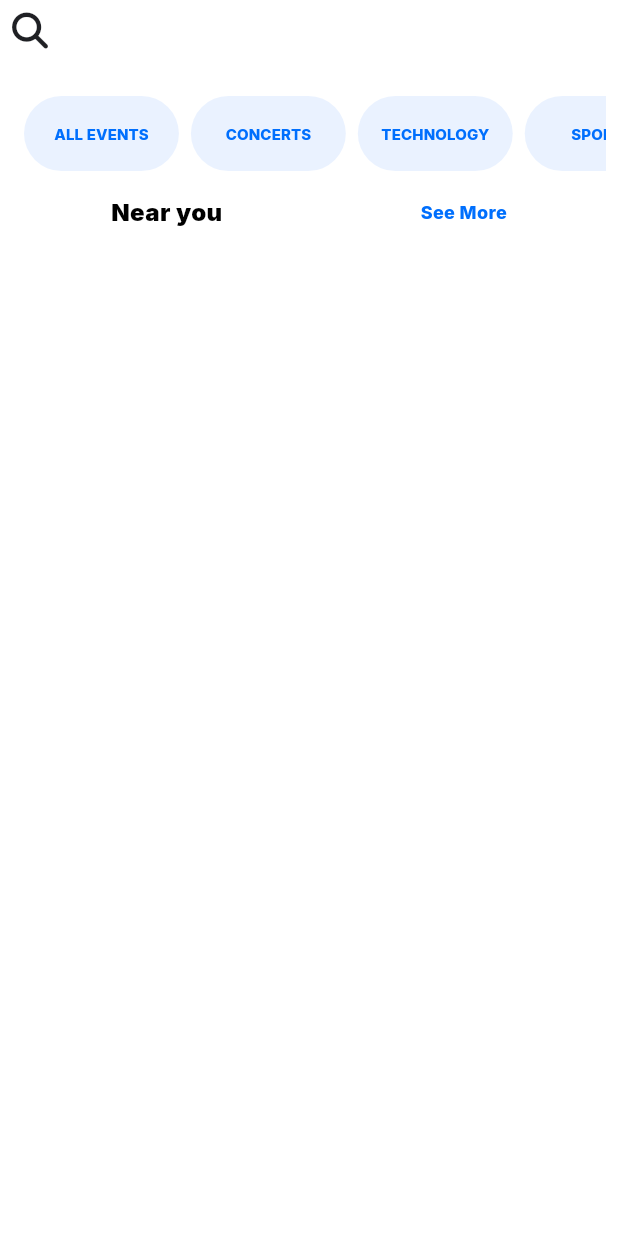
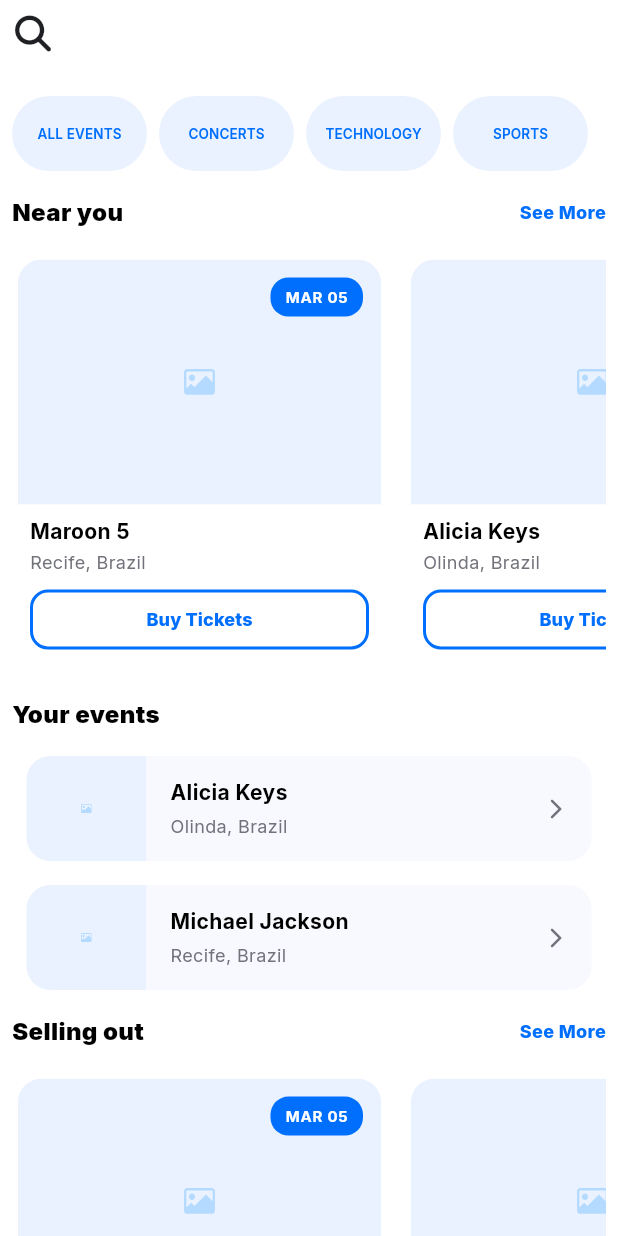
Before and after one commit to debasmitaas/Assignment, a Flutter app: the EventsPage screen opened directly, on a phone screen of 412 x 824 dp. Run offline on Flutter 3.47's test engine with Material 3 defaults, Android fonts, the phone set to English and light mode, and no system bars; our stand-ins replace flutter_svg, font_awesome_flutter, get_it, percent_indicator.

Commit message:
Implemented Events Page

```diff
--- /dev/null
+++ b/lib/common/widgets/blue_outlined_button.dart
@@ -0,0 +1,45 @@
+import 'package:assignment/config/theme/app_color.dart';
+import 'package:assignment/config/theme/app_text.dart';
+import 'package:assignment/core/extensions/extension_methods.dart';
+import 'package:flutter/material.dart';
+
+class BlueOutlinedButton extends StatelessWidget {
+  final VoidCallback? onPressed;
+  final String title;
+  final double width;
+  final double height;
+
+  const BlueOutlinedButton({
+    super.key,
+    this.onPressed,
+    required this.title,
+    required this.width,
+    required this.height,
+  });
+
+  @override
+  Widget build(BuildContext context) {
+    return OutlinedButton(
+      onPressed: onPressed,
+      style: OutlinedButton.styleFrom(
+        fixedSize: Size(
+          context.getResponsiveWidth(width),
+          context.getResponsiveHeight(height),
+        ),
+        backgroundColor: Colors.transparent,
+        foregroundColor: AppColor.darkBlue,
+        shape: RoundedRectangleBorder(
+          borderRadius: BorderRadius.circular(12),
+        ),
+        side: const BorderSide(
+          color: AppColor.darkBlue,
+          width: 2,
+        ),
+      ),
+      child: Text(
+        title,
+        style: AppTextStyle.blueText,
+      ),
+    );
+  }
+}
--- a/lib/config/theme/app_text.dart
+++ b/lib/config/theme/app_text.dart
@@ -71,6 +71,24 @@ class AppTextStyle {
     color: AppColor.darkBlue,
   );
 
+  static TextStyle get pillbuttonblueText => TextStyle(
+    fontSize: 9,
+    fontFamily: _fontFamily,
+    fontVariations: const [
+      FontVariation('wght', 600),
+    ],
+    color: AppColor.darkBlue,
+  );
+
+  static TextStyle get pillbuttonwhiteText => TextStyle(
+    fontSize: 9,
+    fontFamily: _fontFamily,
+    fontVariations: const [
+      FontVariation('wght', 600),
+    ],
+    color: AppColor.backgroundColor,
+  );
+
   // 6. White Text Variant
   static TextStyle get whiteText => TextStyle(
     fontSize: 12,
--- a/lib/features/allevents/presentation/pages/events_page.dart
+++ b/lib/features/allevents/presentation/pages/events_page.dart
@@ -1,6 +1,8 @@
 import 'package:assignment/config/theme/app_color.dart';
 import 'package:assignment/config/theme/app_text.dart';
+import 'package:assignment/features/allevents/presentation/widgets/events_card.dart';
 import 'package:assignment/features/allevents/presentation/widgets/pill_button.dart';
+import 'package:assignment/features/allevents/presentation/widgets/ticket_card.dart';
 import 'package:flutter/material.dart';
 import 'package:font_awesome_flutter/font_awesome_flutter.dart';
 
@@ -9,26 +11,30 @@ class EventsPage extends StatelessWidget {
 
   @override
   Widget build(BuildContext context) {
-    return Padding(
-      padding: const EdgeInsets.all(8.0),
-      child: SafeArea(
+    return SafeArea(
       child: Scaffold(
         appBar: AppBar(
           backgroundColor: Colors.transparent,
           automaticallyImplyLeading: false,
-            leading: const FaIcon(
+          leading: const Padding(
+            padding: EdgeInsets.all(10.0),
+            child: FaIcon(
               FontAwesomeIcons.magnifyingGlass,
               color: AppColor.textColor,
             ),
           ),
-          body: Column(
+          elevation: 0,
+        ),
+        body: SingleChildScrollView(
+          child: Padding(
+            padding: const EdgeInsets.all(8.0),
+            child: Column(
               children: [
-              // MUST wrap ListView in SizedBox with fixed height
+                // Pills ListView
                 SizedBox(
-                height: 50, // Fixed height for horizontal ListView
+                  height: 50,
                   child: ListView(
                     scrollDirection: Axis.horizontal,
-                  padding: const EdgeInsets.symmetric(horizontal: 8),
                     children: [
                       PillButton(text: 'ALL EVENTS', onPressed: () {}),
                       const SizedBox(width: 8),
@@ -41,14 +47,93 @@ class EventsPage extends StatelessWidget {
                   ),
                 ),
                 const SizedBox(height: 16),
+
+                // Near you header
                 Row(
-                mainAxisAlignment: MainAxisAlignment.spaceAround,
+                  mainAxisAlignment: MainAxisAlignment.spaceBetween,
                   children: [
                     Text('Near you', style: AppTextStyle.boldHeading2),
                     Text('See More', style: AppTextStyle.blueText),
                   ],
                 ),
+                const SizedBox(height: 16),
+
+                // Ticket cards ListView
+                SizedBox(
+                  height: 280,
+                  child: ListView(
+                    scrollDirection: Axis.horizontal,
+                    children: [
+                      TicketCard(
+                        width: 250,
+                        height: 245,
+                        date: 'MAR 05',
+                        title: 'Maroon 5',
+                        subtitle: 'Recife, Brazil',
+                      ),
+                      const SizedBox(width: 12),
+                      TicketCard(
+                        width: 250,
+                        height: 245,
+                        date: 'APR 12',
+                        title: 'Alicia Keys',
+                        subtitle: 'Olinda, Brazil',
+                      ),
                     ],
+                  ),
+                ),
+                const SizedBox(height: 16),
+
+                // Your events header
+                Align(
+                  alignment: Alignment.centerLeft,
+                  child: Text('Your events', style: AppTextStyle.boldHeading2),
+                ),
+                const SizedBox(height: 16),
+
+                EventsCard(title: 'Alicia Keys', subtitle: 'Olinda, Brazil'),
+                const SizedBox(height: 16),
+
+                EventsCard(title: 'Michael Jackson', subtitle: 'Recife, Brazil'),
+
+                const SizedBox(height: 16),
+
+                // Selling out header
+                Row(
+                  mainAxisAlignment: MainAxisAlignment.spaceBetween,
+                  children: [
+                    Text('Selling out', style: AppTextStyle.boldHeading2),
+                    Text('See More', style: AppTextStyle.blueText),
+                  ],
+                ),
+                                const SizedBox(height: 16),
+
+                SizedBox(
+                  height: 280,
+                  child: ListView(
+                    scrollDirection: Axis.horizontal,
+                    children: [
+                      TicketCard(
+                        width: 250,
+                        height: 245,
+                        date: 'MAR 05',
+                        title: 'Maroon 5',
+                        subtitle: 'Recife, Brazil',
+                      ),
+                      const SizedBox(width: 12),
+                      TicketCard(
+                        width: 250,
+                        height: 245,
+                        date: 'APR 12',
+                        title: 'Alicia Keys',
+                        subtitle: 'Olinda, Brazil',
+                      ),
+                    ],
+                  ),
+                ),
+
+              ],
+            ),
           ),
         ),
       ),
--- a/lib/features/allevents/presentation/widgets/events_card.dart
+++ b/lib/features/allevents/presentation/widgets/events_card.dart
@@ -1,22 +1,88 @@
 import 'package:assignment/config/assets/app_vectors.dart';
+import 'package:assignment/config/theme/app_color.dart';
+import 'package:assignment/config/theme/app_text.dart';
 import 'package:assignment/core/extensions/extension_methods.dart';
 import 'package:flutter/material.dart';
 import 'package:flutter_svg/flutter_svg.dart';
 
-class MyWidget extends StatelessWidget {
-  const MyWidget({super.key});
+class EventsCard extends StatelessWidget {
+  final String title;
+  final String subtitle;
+  final VoidCallback? onTap;
+
+  const EventsCard({
+    super.key,
+    required this.title,
+    required this.subtitle,
+    this.onTap,
+  });
 
   @override
   Widget build(BuildContext context) {
-    return Container(
-      height: context.getResponsiveHeight(245),
-      width: context.getResponsiveWidth(250),
-      decoration: BoxDecoration(borderRadius: BorderRadius.circular(16)),
-      child: Column(
-        children: [
-          SvgPicture.asset(AppVectors.placeHolderImage),
-          // Expanded(child: )
-        ],
+    return GestureDetector(
+      onTap: onTap,
+      child: Container(
+        height: context.getResponsiveHeight(69),
+        width: context.getResponsiveWidth(343),
+        decoration: BoxDecoration(
+          color: AppColor.blueGrey,
+          borderRadius: BorderRadius.circular(16),
+        ),
+        clipBehavior: Clip.antiAlias,
+        child: Row(
+          children: [
+            // Fixed width 80, full height
+            ClipRRect(
+              borderRadius: const BorderRadius.only(
+                topLeft: Radius.circular(16),
+                bottomLeft: Radius.circular(16),
+              ),
+              child: Container(
+                width: 80, // Fixed width
+                height: double.infinity, // Full card height
+                color: AppColor.lightBlue.withValues(alpha: .3),
+                child: SvgPicture.asset(
+                  AppVectors.placeHolderImage,
+                  fit: BoxFit.cover, // Changed to cover to fill the space
+                ),
+              ),
+            ),
+
+            Expanded(
+              child: Padding(
+                padding: const EdgeInsets.symmetric(horizontal: 16.0),
+                child: Column(
+                  mainAxisAlignment: MainAxisAlignment.center,
+                  crossAxisAlignment: CrossAxisAlignment.start,
+                  children: [
+                    Text(
+                      title,
+                      style: AppTextStyle.boldHeading3,
+                      maxLines: 1,
+                      overflow: TextOverflow.ellipsis,
+                    ),
+                    const SizedBox(height: 4),
+                    Text(
+                      subtitle,
+                      style: AppTextStyle.subtitle,
+                      maxLines: 1,
+                      overflow: TextOverflow.ellipsis,
+                    ),
+                  ],
+                ),
+              ),
+            ),
+
+            Padding(
+              padding: const EdgeInsets.only(right: 16.0),
+              child: Icon(
+                Icons.arrow_forward_ios_rounded,
+                size: 16,
+                color: AppColor.grey,
+              ),
+            ),
+          ],
+        ),
       ),
     );
   }
--- a/lib/features/allevents/presentation/widgets/pill_button.dart
+++ b/lib/features/allevents/presentation/widgets/pill_button.dart
@@ -1,6 +1,5 @@
 import 'package:assignment/config/theme/app_color.dart';
 import 'package:assignment/config/theme/app_text.dart';
-import 'package:assignment/core/extensions/extension_methods.dart';
 import 'package:flutter/material.dart';
 
 class PillButton extends StatefulWidget {
@@ -27,8 +26,8 @@ class _PillButtonState extends State<PillButton> {
   @override
   Widget build(BuildContext context) {
     return SizedBox(
-      width: widget.width ?? context.getResponsiveWidth(94),
-      height: widget.height ?? context.getResponsiveHeight(14),
+      width: widget.width ?? 90,
+      height: widget.height ?? 24,
       child: ElevatedButton(
         onPressed: () {
           setState(() {
@@ -39,16 +38,18 @@ class _PillButtonState extends State<PillButton> {
         style: ElevatedButton.styleFrom(
           backgroundColor: isSelected ? AppColor.darkBlue : AppColor.lightBlue,
           foregroundColor: isSelected ? Colors.white : AppColor.darkBlue,
-          shape: const StadiumBorder(), // This creates perfect pill shape
+          shape: const StadiumBorder(),
           elevation: 0,
-          padding: EdgeInsets.zero,
+          padding: const EdgeInsets.symmetric(horizontal: 12, vertical: 0),
+          minimumSize: Size.zero,
+          tapTargetSize: MaterialTapTargetSize.shrinkWrap,
           splashFactory: NoSplash.splashFactory,
         ),
         child: Text(
           widget.text,
-          style: AppTextStyle.blueText2.copyWith(
-            color: isSelected ? Colors.white : AppColor.darkBlue,
-          ),
+          style: isSelected
+              ? AppTextStyle.pillbuttonwhiteText
+              : AppTextStyle.pillbuttonblueText,
         ),
       ),
     );
--- /dev/null
+++ b/lib/features/allevents/presentation/widgets/ticket_card.dart
@@ -0,0 +1,114 @@
+import 'package:assignment/common/widgets/blue_outlined_button.dart';
+import 'package:assignment/config/assets/app_vectors.dart';
+import 'package:assignment/config/theme/app_color.dart';
+import 'package:assignment/config/theme/app_text.dart';
+import 'package:flutter/material.dart';
+import 'package:flutter_svg/svg.dart';
+
+class TicketCard extends StatelessWidget {
+  final double width;
+  final double height;
+  final String date;
+  final String title;
+  final String subtitle;
+
+  const TicketCard({
+    super.key,
+    required this.width,
+    required this.height,
+    required this.date,
+    required this.title,
+    required this.subtitle,
+  });
+
+  @override
+  Widget build(BuildContext context) {
+    return SizedBox(
+      width: width,
+      height: height,
+      child: Card(
+        clipBehavior: Clip.antiAlias,
+        elevation: 0.0,
+        shape: RoundedRectangleBorder(borderRadius: BorderRadius.circular(16)),
+        color: AppColor.backgroundColor,
+        child: Column(
+          crossAxisAlignment: CrossAxisAlignment.start,
+          children: [
+            Expanded(
+              flex: 6,
+              child: Stack(
+                children: [
+                  Container(
+                    width: double.infinity,
+                    color: AppColor.lightBlue,
+                    child: SvgPicture.asset(
+                      AppVectors.placeHolderImage,
+                      fit: BoxFit.cover,
+                    ),
+                  ),
+                  Positioned(top: 12, right: 12, child: _datePill(date)),
+                ],
+              ),
+            ),
+
+            Expanded(
+              flex: 4,
+              child: Padding(
+                padding: const EdgeInsets.all(8.0),
+                child: Column(
+                  crossAxisAlignment: CrossAxisAlignment.start,
+                  mainAxisAlignment: MainAxisAlignment.spaceBetween,
+                  children: [
+                    Column(
+                      crossAxisAlignment: CrossAxisAlignment.start,
+                      children: [
+                        Text(
+                          title,
+                          style: AppTextStyle.boldHeading3,
+                          maxLines: 1,
+                          overflow: TextOverflow.ellipsis,
+                        ),
+                        const SizedBox(height: 2),
+                        Text(
+                          subtitle,
+                          style: AppTextStyle.subtitle,
+                          maxLines: 1,
+                          overflow: TextOverflow.ellipsis,
+                        ),
+                      ],
+                    ),
+                    BlueOutlinedButton(
+                      title: 'Buy Tickets',
+                      width: 210,
+                      height: 28,
+                      onPressed: () {},
+                    ),
+                  ],
+                ),
+              ),
+            ),
+          ],
+        ),
+      ),
+    );
+  }
+
+  Widget _datePill(String text) {
+    return Container(
+      padding: const EdgeInsets.symmetric(horizontal: 10, vertical: 6),
+      decoration: BoxDecoration(
+        color: AppColor.darkBlue,
+        borderRadius: BorderRadius.circular(12),
+      ),
+      child: Text(
+        text.toUpperCase(),
+        style: const TextStyle(
+          color: Colors.white,
+          fontSize: 10,
+          fontWeight: FontWeight.bold,
+          letterSpacing: 0.5,
+        ),
+      ),
+    );
+  }
+}
--- a/pubspec.yaml
+++ b/pubspec.yaml
@@ -38,7 +38,6 @@ dependencies:
   font_awesome_flutter: ^10.12.0
   flutter_svg: ^2.2.3
   percent_indicator: ^4.2.5
-  getwidget: ^2.0.4
 
 dev_dependencies:
   flutter_test:
```
Also changed, not shown: pubspec.lock. Lines whose indentation alone changed are shown as unchanged.
